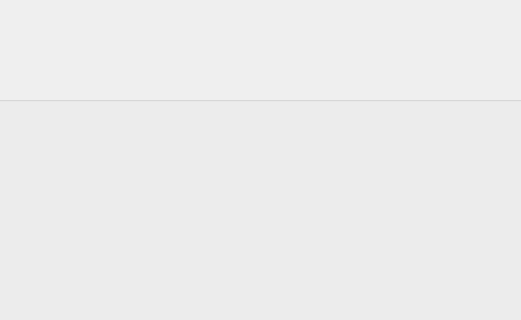
Above: VisualGraph/algorythmrun.ui from IKholopov/StudyingStuff before the change; both pictures show x 220 to 741 and y 0 to 320 of the 1250 by 640 pixel window. Below: the same form after it.
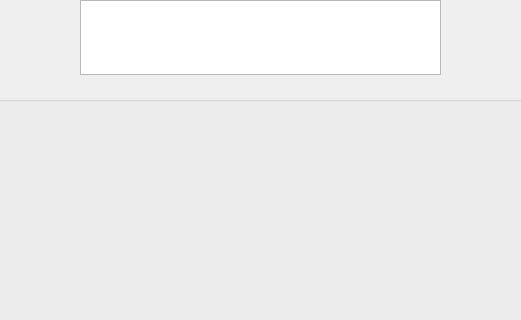
That is the form after the change.

What changed in the file:
```diff
--- a/VisualGraph/algorythmrun.ui
+++ b/VisualGraph/algorythmrun.ui
@@ -96,6 +96,19 @@
     </property>
     <layout class="QVBoxLayout" name="GraphFieldLayout"/>
    </widget>
+   <widget class="QTextEdit" name="TextMessage">
+    <property name="geometry">
+     <rect>
+      <x>300</x>
+      <y>0</y>
+      <width>361</width>
+      <height>75</height>
+     </rect>
+    </property>
+    <property name="readOnly">
+     <bool>true</bool>
+    </property>
+   </widget>
   </widget>
   <widget class="QStatusBar" name="statusbar"/>
  </widget>
```
